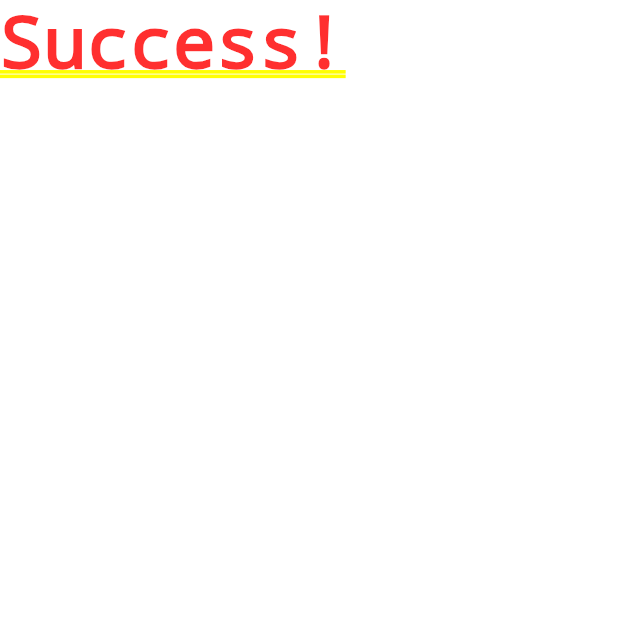
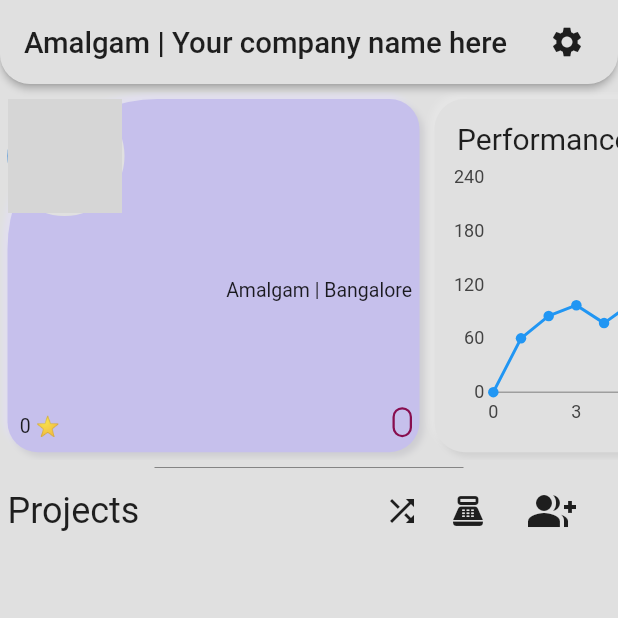
Before and after one commit to nandanhere/Project-Amalgam, a Flutter app: the screen it shows once a user with an empty profile is signed in, on a phone screen of 412 x 824 dp, the top half of it. Run offline on Flutter 3.47's test engine with Material 2 defaults, Android fonts, the phone set to English and light mode, and no system bars; our stand-ins replace charts_flutter, cloud_firestore, firebase_auth, firebase_core, firebase_storage, google_fonts and 1 more; accounts and stored records are empty; network calls fail; Roboto replaces fonts that are missing (Ubuntu); grey boxes are pictures that could not be loaded.

Commit message:
Added the home page UI

```diff
--- /dev/null
+++ b/lib/Common_widgets/CustomDivider.dart
@@ -0,0 +1,18 @@
+import 'package:flutter/material.dart';
+
+class CustomDivider extends StatelessWidget {
+  const CustomDivider({
+    Key key,
+  }) : super(key: key);
+
+  @override
+  Widget build(BuildContext context) {
+    double width = MediaQuery.of(context).size.width;
+    return Container(
+      margin: EdgeInsets.all(5),
+      color: Colors.black54,
+      height: 0.5,
+      width: width / 2,
+    );
+  }
+}
--- /dev/null
+++ b/lib/Common_widgets/EmployeePerformance.dart
@@ -0,0 +1,8 @@
+class EmployeePerformace {
+  int points;
+  int month;
+  EmployeePerformace(int m, int p) {
+    points = p;
+    month = m;
+  }
+}
--- /dev/null
+++ b/lib/Common_widgets/SizeSpecifier.dart
@@ -0,0 +1,19 @@
+DeviceType widthdecider(double w) {
+  if (w < 650) {
+    return DeviceType.Mobile;
+  } else if (w > 650 && w < 900) {
+    return DeviceType.Tablet;
+  }
+  return DeviceType.Web;
+}
+
+enum DeviceType { Mobile, Tablet, Web }
+double returner(DeviceType type, double h1, double h2, double h3) {
+  // print(type.toString());
+  if (DeviceType.Mobile == type) {
+    return h1;
+  } else if (DeviceType.Tablet == type) {
+    return h2;
+  }
+  return h3;
+}
--- /dev/null
+++ b/lib/Common_widgets/chart_funcs.dart
@@ -0,0 +1,78 @@
+import 'dart:math';
+import 'dart:math' show Rectangle;
+import 'package:charts_flutter/flutter.dart' as charts;
+// ignore: implementation_imports
+import 'package:charts_flutter/src/text_element.dart' as chartsTextElement;
+// ignore: implementation_imports
+import 'package:charts_flutter/src/text_style.dart' as chartsTextStyle;
+
+import 'EmployeePerformance.dart';
+
+// A dart file that consists of necessary components used in the making of the performance chart
+List<charts.Series<EmployeePerformace, int>> createSampleData(
+    List<EmployeePerformace> arr) {
+  return [
+    new charts.Series<EmployeePerformace, int>(
+        id: 'Employee Points',
+        colorFn: (_, __) => charts.MaterialPalette.blue.shadeDefault,
+        domainFn: (EmployeePerformace emp, _) => emp.month,
+        measureFn: (EmployeePerformace emp, _) => emp.points,
+        data: arr,
+        labelAccessorFn: (EmployeePerformace emp, _) =>
+            emp.month.toString() + ", " + emp.points.toString())
+  ];
+}
+
+class CustomCircleSymbolRenderer extends charts.CircleSymbolRenderer {
+  static String x;
+  CustomCircleSymbolRenderer();
+  @override
+  void paint(charts.ChartCanvas canvas, Rectangle<num> bounds,
+      {List<int> dashPattern,
+      charts.Color fillColor,
+      charts.FillPatternType fillPattern,
+      charts.Color strokeColor,
+      double strokeWidthPx}) {
+    super.paint(canvas, bounds,
+        dashPattern: dashPattern,
+        fillColor: charts.Color.white,
+        strokeColor: charts.Color.black,
+        strokeWidthPx: 1);
+
+    // Draw a bubble
+
+    final num bubbleHight = 35;
+    final num bubbleWidth = 75;
+    final num bubbleRadius = bubbleHight / 2.0;
+    final num bubbleBoundLeft = bounds.left - 30;
+    final num bubbleBoundTop = bounds.top - bubbleHight - 10;
+
+    canvas.drawRRect(
+      Rectangle(bubbleBoundLeft, bubbleBoundTop, bubbleWidth, bubbleHight),
+      fill: charts.Color(r: 202, g: 206, b: 227),
+      stroke: charts.Color.black,
+      radius: bubbleRadius,
+      roundTopLeft: true,
+      roundBottomLeft: true,
+      roundBottomRight: true,
+      roundTopRight: true,
+    );
+
+    // Add text inside the bubble
+
+    final textStyle = chartsTextStyle.TextStyle();
+    textStyle.color = charts.Color.black;
+    textStyle.fontSize = 16;
+
+    final chartsTextElement.TextElement textElement =
+        chartsTextElement.TextElement(x.toString(), style: textStyle);
+
+    final num textElementBoundsLeft = ((bounds.left -
+            30 +
+            (bubbleWidth - textElement.measurement.horizontalSliceWidth) / 2))
+        .round();
+    final num textElementBoundsTop = (bounds.top - 35).round();
+
+    canvas.drawText(textElement, textElementBoundsLeft, textElementBoundsTop);
+  }
+}
--- a/lib/main.dart
+++ b/lib/main.dart
@@ -1,15 +1,20 @@
 import 'package:firebase_auth/firebase_auth.dart';
+import 'package:firebase_core/firebase_core.dart';
 import 'package:flutter/material.dart';
 import 'package:project_amalgam/screens/Auth_Page/auth_page.dart';
+import 'package:project_amalgam/screens/Home_Page/Home_Page.dart';
+import 'package:project_amalgam/screens/Settings_Page/settings_page.dart';
 
-void main() {
+void main() async {
+  WidgetsFlutterBinding.ensureInitialized();
+  await Firebase.initializeApp();
   runApp(MyApp());
 }
 
 class MyApp extends StatelessWidget {
   @override
   Widget build(BuildContext context) {
-    return MaterialApp(
+    final app = MaterialApp(
       title: 'Amalgam',
       theme: ThemeData(
         primarySwatch: Colors.blue,
@@ -21,11 +26,27 @@ class MyApp extends StatelessWidget {
             return CircularProgressIndicator();
           }
           if (snapshot.hasData) {
-            return Container(child: Text("Success!"));
+            return HomePage();
           }
           return AuthScreen();
         },
       ),
+      routes: {
+        HomePage.routeName: (ctx) => HomePage(),
+        SettingsPage.routeName: (ctx) => SettingsPage(),
+      },
+    );
+    return FutureBuilder(
+      builder: (ctx, snap) {
+        if (snap.connectionState == ConnectionState.done)
+          return app;
+        else {
+          return Center(
+            child: CircularProgressIndicator(),
+          );
+        }
+      },
+      future: Firebase.initializeApp(),
     );
   }
 }
--- a/lib/screens/Auth_Page/Auth_Page_Widgets/auth_form_card.dart
+++ b/lib/screens/Auth_Page/Auth_Page_Widgets/auth_form_card.dart
@@ -181,7 +181,9 @@ class _AuthFormState extends State<AuthForm> {
                     height: 10,
                   ),
                   ElevatedButton(
-                    onPressed: () {},
+                    onPressed: () {
+                      _trySubmit();
+                    },
                     style: ButtonStyle(
                       backgroundColor: MaterialStateProperty.all<Color>(
                           Theme.of(context).primaryColor),
--- a/lib/screens/Auth_Page/auth_page.dart
+++ b/lib/screens/Auth_Page/auth_page.dart
@@ -47,9 +47,8 @@ class _AuthScreenState extends State<AuthScreen> {
               imageFile); // this code had .onComplete before. but in newer version of firebaseStorage it is no longer needed.
         }
         imageUrl = await reference.getDownloadURL();
-
 // when imageUrl is 'none' just use Person_outlined icon
-        FirebaseFirestore.instance
+        await FirebaseFirestore.instance
             .collection('users')
             .doc(authResult.user.uid)
             .set({
--- /dev/null
+++ b/lib/screens/Home_Page/Home_Page.dart
@@ -0,0 +1,127 @@
+import 'package:firebase_auth/firebase_auth.dart';
+import 'package:flutter/material.dart';
+import 'package:project_amalgam/Common_widgets/CustomDivider.dart';
+import 'package:project_amalgam/Common_widgets/EmployeePerformance.dart';
+import 'package:project_amalgam/Common_widgets/SizeSpecifier.dart';
+import 'package:project_amalgam/Common_widgets/chart_funcs.dart';
+import 'package:project_amalgam/screens/Settings_Page/settings_page.dart';
+import 'package:charts_flutter/flutter.dart' as charts;
+import '../../globals.dart';
+import 'Home_Page_Widgets/OpenProject.dart';
+import 'Home_Page_Widgets/PerformanceChart.dart';
+import 'Home_Page_Widgets/ProfileCard.dart';
+
+class HomePage extends StatefulWidget {
+  static const routeName = '/HomePage';
+  @override
+  _HomePageState createState() => _HomePageState();
+}
+
+class _HomePageState extends State<HomePage> {
+  @override
+  Widget build(BuildContext context) {
+    double width = MediaQuery.of(context).size.width;
+    setGlobaluserId(FirebaseAuth.instance.currentUser.uid);
+    print(width);
+    DeviceType type = widthdecider(width);
+    final arr = [
+      new EmployeePerformace(0, 0),
+      new EmployeePerformace(1, 60),
+      new EmployeePerformace(2, 85),
+      new EmployeePerformace(3, 97),
+      new EmployeePerformace(4, 77),
+      new EmployeePerformace(5, 99),
+      new EmployeePerformace(6, 150),
+      new EmployeePerformace(7, 220),
+      new EmployeePerformace(8, 175),
+      new EmployeePerformace(9, 154),
+      new EmployeePerformace(10, 127),
+      new EmployeePerformace(11, 137),
+      new EmployeePerformace(12, 155),
+    ];
+    final List<charts.Series> series = createSampleData(arr);
+    return Scaffold(
+      backgroundColor: Color(0xFFE0E0E0),
+      resizeToAvoidBottomInset: false,
+      appBar: AppBar(
+        title: FittedBox(
+          child: Text(
+            "Amalgam | Your company name here",
+            style: TextStyle(color: Colors.black87),
+          ),
+        ),
+        actions: [
+          IconButton(
+              icon: Icon(Icons.settings, color: Colors.black87),
+              onPressed: () {
+                Navigator.pushNamed(context, SettingsPage.routeName);
+              }),
+          SizedBox(width: 10),
+        ],
+        centerTitle: false,
+        backgroundColor: Color(0xFFE0E0E0),
+        elevation: 2,
+        shape: RoundedRectangleBorder(
+            borderRadius: BorderRadius.only(
+                bottomLeft: Radius.circular(20),
+                bottomRight: Radius.circular(20))),
+      ),
+      body: Padding(
+        padding: const EdgeInsets.only(top: 5.0),
+        child: ListView(
+          // shrinkWrap: true
+          children: [
+            SingleChildScrollView(
+              scrollDirection: Axis.horizontal,
+              child: Row(
+                children: [
+                  FutureProfileCard(
+                    type: type,
+                  ),
+                  PerformanceChart(series: series),
+                  OpenProjects(),
+                ],
+              ),
+            ),
+            Center(child: CustomDivider()),
+            Row(
+              mainAxisAlignment: MainAxisAlignment.spaceBetween,
+              children: [
+                Container(
+                  alignment: Alignment.centerLeft,
+                  margin: const EdgeInsets.only(left: 5.0),
+                  child: Text(
+                    "Projects",
+                    style: TextStyle(fontSize: 24),
+                    textAlign: TextAlign.start,
+                  ),
+                ),
+                Padding(
+                  padding: const EdgeInsets.only(right: 20.0),
+                  child: Row(
+                    children: [
+                      Icon(Icons.shuffle),
+                      SizedBox(
+                        width: 20,
+                      ),
+                      Icon(Icons.point_of_sale),
+                      SizedBox(
+                        width: 20,
+                      ),
+                      IconButton(
+                        iconSize: 32,
+                        splashRadius: 25,
+                        icon: Icon(Icons.group_add, color: Colors.black87),
+                        onPressed: () {},
+                      ),
+                    ],
+                  ),
+                )
+              ],
+            ),
+          ],
+        ),
+      ),
+    );
+  }
+}
--- /dev/null
+++ b/lib/screens/Home_Page/Home_Page_Widgets/OpenProject.dart
@@ -0,0 +1,49 @@
+import 'package:flutter/material.dart';
+import 'package:google_fonts/google_fonts.dart';
+import 'package:project_amalgam/Common_widgets/SizeSpecifier.dart';
+
+class OpenProjects extends StatelessWidget {
+  const OpenProjects({
+    Key key,
+  }) : super(key: key);
+
+  @override
+  Widget build(BuildContext context) {
+    double width = MediaQuery.of(context).size.width;
+    double height = MediaQuery.of(context).size.height;
+    print(height / 3.5);
+    DeviceType type = widthdecider(width);
+    return Container(
+      margin: EdgeInsets.all(5),
+      height: height / 3.5 < 250 ? height / 3.5 : 250,
+      width: width / 3.5 < 200 ? width / 3.5 + 20 : 200,
+      decoration: BoxDecoration(
+          color: Color(0xFFCBDCF2),
+          boxShadow: [
+            BoxShadow(
+              color: Color(0xFFDCE8F7).withOpacity(0.5),
+              offset: Offset(-3.0, -3.0),
+              blurRadius: 3.0,
+            ),
+            BoxShadow(
+              color: Color(0xFF7B818A).withOpacity(0.2),
+              offset: Offset(3.0, 3.0),
+              blurRadius: 3.0,
+            ),
+          ],
+          borderRadius: BorderRadius.all(Radius.circular(20))),
+      child: Material(
+        color: Colors.transparent,
+        child: InkWell(
+          borderRadius: BorderRadius.all(Radius.circular(20)),
+          onTap: () {},
+          child: Text(
+            "Join Any Open Project For Free  ",
+            style: GoogleFonts.bangers(fontSize: 20),
+            textAlign: TextAlign.right,
+          ),
+        ),
+      ),
+    );
+  }
+}
--- /dev/null
+++ b/lib/screens/Home_Page/Home_Page_Widgets/PerformanceChart.dart
@@ -0,0 +1,88 @@
+import 'package:flutter/material.dart';
+import 'package:charts_flutter/flutter.dart' as charts;
+import 'package:project_amalgam/Common_widgets/chart_funcs.dart';
+
+class PerformanceChart extends StatelessWidget {
+  const PerformanceChart({
+    Key key,
+    @required this.series,
+  }) : super(key: key);
+
+  final List<charts.Series> series;
+
+  @override
+  Widget build(BuildContext context) {
+    double width = MediaQuery.of(context).size.width;
+    double height = MediaQuery.of(context).size.height;
+    return Container(
+      margin: EdgeInsets.all(5),
+      height: height / 3.5 < 250 ? height / 3.5 : 250,
+      width: width / 1.5,
+      decoration: BoxDecoration(
+          color: Color(0xFFE0E0E0),
+          // border: Border(),
+          boxShadow: [
+            BoxShadow(
+              color: Color(0xFFebebeb).withOpacity(0.5),
+              offset: Offset(-3.0, -3.0),
+              blurRadius: 3.0,
+            ),
+            BoxShadow(
+              color: Color(0xFF4A4A4A).withOpacity(0.1),
+              offset: Offset(3.0, 3.0),
+              blurRadius: 3.0,
+            ),
+          ],
+          borderRadius: BorderRadius.only(
+              topRight: Radius.circular(20),
+              topLeft: Radius.circular(20),
+              bottomLeft: Radius.circular(20),
+              bottomRight: Radius.circular(20))),
+      child: Column(
+        children: [
+          Container(
+            margin: EdgeInsets.only(left: 15, top: 15),
+            child: Text(
+              "Performance",
+              style: TextStyle(fontSize: 20),
+            ),
+            alignment: Alignment.centerLeft,
+          ),
+          Flexible(
+            child: Container(
+                margin: EdgeInsets.only(left: 5),
+                alignment: Alignment.bottomCenter,
+                height: height / 3.5 < 250 ? (height / 3.5) - 50 : 200,
+                width: width / 1.52,
+                child: new charts.LineChart(
+                  series,
+                  animate: true,
+                  selectionModels: [
+                    charts.SelectionModelConfig(
+                        changedListener: (charts.SelectionModel model) {
+                      String str1, str2;
+                      if (model.hasDatumSelection)
+                        str1 = model.selectedSeries[0]
+                            .domainFn(model.selectedDatum[0].index)
+                            .toString();
+                      str2 = model.selectedSeries[0]
+                          .measureFn(model.selectedDatum[0].index)
+                          .toString();
+                      CustomCircleSymbolRenderer.x = str1 + " , " + str2;
+                    })
+                  ],
+                  behaviors: [
+                    charts.LinePointHighlighter(
+                        symbolRenderer: CustomCircleSymbolRenderer()),
+                  ],
+                  animationDuration: Duration(seconds: 1),
+                  defaultRenderer: new charts.LineRendererConfig(
+                    includePoints: true,
+                  ),
+                )),
+          ),
+        ],
+      ),
+    );
+  }
+}
--- /dev/null
+++ b/lib/screens/Home_Page/Home_Page_Widgets/ProfileCard.dart
@@ -0,0 +1,231 @@
+import 'package:cloud_firestore/cloud_firestore.dart';
+import 'package:firebase_storage/firebase_storage.dart';
+import 'package:flutter/material.dart';
+import 'package:google_fonts/google_fonts.dart';
+import 'package:project_amalgam/Common_widgets/SizeSpecifier.dart';
+
+import '../../../globals.dart';
+
+class FutureProfileCard extends StatelessWidget {
+  const FutureProfileCard({Key key, @required this.type}) : super(key: key);
+  final DeviceType type;
+
+  @override
+  Widget build(BuildContext context) {
+    return FutureBuilder(
+      future: FirebaseFirestore.instance
+          .collection('users')
+          .doc(userIdGlobal)
+          .get(),
+      initialData: {
+        'userName': 'Loading',
+        'email': 'Loading',
+        'role': 'Loading',
+        'pointsEarnedInTotal': 0,
+        'imageUrl': null
+      },
+      builder: (BuildContext context, AsyncSnapshot snapshot) {
+        final data = snapshot.data;
+        return ProfileCard(
+          dataMap: data,
+          type: type,
+        );
+      },
+    );
+  }
+}
+
+class ProfileCard extends StatelessWidget {
+  const ProfileCard({Key key, @required this.type, this.dataMap})
+      : super(key: key);
+  final DeviceType type;
+  final dynamic
+      dataMap; // it is supposed to be DocumentSnapshot but it keeps giving error at that so i did this.
+
+  @override
+  Widget build(BuildContext context) {
+    final splitName =
+        (dataMap['userName'] as String).split(" ").map((e) => e.trim());
+    final email = (dataMap['email'] as String);
+    double width = MediaQuery.of(context).size.width;
+    double height = MediaQuery.of(context).size.height;
+    return Container(
+      margin: EdgeInsets.all(5),
+      height: height / 3.5 < 250 ? height / 3.5 : 250,
+      width: width / 1.5,
+      decoration: BoxDecoration(
+          color: Color(0xFFC6C0EC),
+          boxShadow: [
+            BoxShadow(
+              color: Color(0xFFE2DEFF).withOpacity(0.5),
+              offset: Offset(-3.0, -3.0),
+              blurRadius: 3.0,
+            ),
+            BoxShadow(
+              color: Color(0xFF858396).withOpacity(0.2),
+              offset: Offset(3.0, 3.0),
+              blurRadius: 3.0,
+            ),
+          ],
+          borderRadius: BorderRadius.only(
+              topRight: Radius.circular(20),
+              topLeft: Radius.circular(100),
+              bottomLeft: Radius.circular(20),
+              bottomRight: Radius.circular(20))),
+      child: Material(
+        color: Colors.transparent,
+        child: InkWell(
+          borderRadius: BorderRadius.only(
+              topRight: Radius.circular(20),
+              topLeft: Radius.circular(100),
+              bottomLeft: Radius.circular(20),
+              bottomRight: Radius.circular(20)),
+          onTap: () {},
+          child: Stack(
+            children: [
+              Align(
+                alignment: Alignment.topLeft,
+                child: Container(
+                  decoration: BoxDecoration(
+                    shape: BoxShape.circle,
+                    boxShadow: [
+                      BoxShadow(
+                          blurRadius: 0,
+                          spreadRadius: 2,
+                          color: Color(0xFFE0E0E0),
+                          offset: Offset(0, 0))
+                    ],
+                  ),
+                  child: CircleAvatar(
+                    backgroundImage: dataMap['imageUrl'] == null
+                        ? null
+                        : NetworkImage(dataMap['imageUrl']),
+                    radius: returner(type, 38, 43, 43),
+                    child: dataMap['imageUrl'] == null
+                        ? Text(splitName.first.toUpperCase(),
+                            style: GoogleFonts.ubuntu(fontSize: 25))
+                        : null,
+                  ),
+                ),
+              ),
+              if (dataMap['pointsEarnedInTotal'] != 0)
+                Align(
+                  alignment: Alignment.topRight,
+                  child: Padding(
+                    padding: const EdgeInsets.only(top: 10, right: 5),
+                    child: Text(" ${dataMap['pointsEarnedInTotal']} ⭐️ ",
+                        style: GoogleFonts.ubuntu(
+                            fontWeight: FontWeight.w400,
+                            fontSize: returner(type, 13, 18, 20))),
+                  ),
+                ),
+              Align(
+                alignment: Alignment.topRight,
+                child: Column(
+                  children: [
+                    Container(
+                      margin: EdgeInsets.only(top: 10, right: 5),
+                      padding: EdgeInsets.only(left: 5),
+                      child: Row(
+                        mainAxisAlignment: MainAxisAlignment.end,
+                        children: [
+                          Flexible(
+                            child: Text(
+                                (splitName.length > 1)
+                                    ? splitName.first + " " + splitName.last
+                                    : splitName.first,
+                                style: GoogleFonts.ubuntu(
+                                    fontWeight: FontWeight.w400,
+                                    fontSize: returner(type, 13, 17, 19))),
+                          ),
+                        ],
+                      ),
+                    ),
+                    Container(
+                      margin: EdgeInsets.only(top: 3, right: 5),
+                      padding: EdgeInsets.only(left: 5),
+                      child: Row(
+                        mainAxisAlignment: MainAxisAlignment.end,
+                        children: [
+                          Flexible(
+                            child: Text(email,
+                                style: GoogleFonts.ubuntu(
+                                    fontWeight: FontWeight.w400,
+                                    fontSize: returner(type, 11, 14, 16))),
+                          ),
+                        ],
+                      ),
+                    ),
+                  ],
+                ),
+              ),
+              Align(
+                alignment: Alignment.centerRight,
+                child: Container(
+                  margin: EdgeInsets.only(top: 20, right: 5),
+                  padding: EdgeInsets.only(left: 5),
+                  child: Row(
+                    mainAxisAlignment: MainAxisAlignment.end,
+                    children: [
+                      Flexible(
+                        child: Text("Amalgam | Bangalore",
+                            style: GoogleFonts.ubuntu(
+                                fontWeight: FontWeight.w400,
+                                fontSize: returner(type, 13, 17, 19))),
+                      ),
+                    ],
+                  ),
+                ),
+              ),
+              Align(
+                alignment: Alignment.bottomRight,
+                child: Padding(
+                  padding: const EdgeInsets.only(left: 5.0),
+                  child: Container(
+                    margin: EdgeInsets.only(right: 5, bottom: 10),
+                    child: Wrap(spacing: 2, runSpacing: 2, children: [
+                      UserRole(type: type, text: dataMap['role']),
+                    ]),
+                  ),
+                ),
+              ),
+              Align(
+                child: Padding(
+                  padding: const EdgeInsets.only(left: 5.0, bottom: 10),
+                  child: Text(" ${dataMap['pointsEarnedInTotal']} ⭐️ ",
+                      style: GoogleFonts.ubuntu(
+                          fontWeight: FontWeight.w400,
+                          fontSize: returner(type, 13, 18, 20))),
+                ),
+                alignment: Alignment.bottomLeft,
+              )
+            ],
+          ),
+        ),
+      ),
+    );
+  }
+}
+
+class UserRole extends StatelessWidget {
+  const UserRole({Key key, @required this.type, @required this.text})
+      : super(key: key);
+
+  final DeviceType type;
+  final String text;
+  @override
+  Widget build(BuildContext context) {
+    return Container(
+      padding: const EdgeInsets.only(right: 5, left: 5, top: 1, bottom: 1),
+      decoration: BoxDecoration(
+        borderRadius: BorderRadius.all(Radius.circular(20)),
+        border: Border.all(color: Colors.pink[900], width: 1.5),
+      ),
+      child: Text(text,
+          style: GoogleFonts.ubuntu(
+              color: Colors.black,
+              fontWeight: FontWeight.w400,
+              fontSize: returner(type, 13, 16, 18))),
+    );
+  }
+}
--- a/lib/screens/Settings_Page/settings_page.dart
+++ b/lib/screens/Settings_Page/settings_page.dart
@@ -1,3 +1,4 @@
+import 'package:firebase_auth/firebase_auth.dart';
 import 'package:flutter/material.dart';
 
 import 'Settings_Page_widgets/settings_button.dart';
@@ -40,7 +41,9 @@ class SettingsPage extends StatelessWidget {
             ),
             SettingsButton(
               title: "Log Out",
-              onTap: () {},
+              onTap: () {
+                FirebaseAuth.instance.signOut();
+              },
               leading: Icon(Icons.logout, color: Colors.red),
             ),
             SettingsTitle(title: "Preferences"),
--- a/pubspec.yaml
+++ b/pubspec.yaml
@@ -23,8 +23,6 @@ environment:
 dependencies:
   flutter:
     sdk: flutter
-  google_fonts: ^1.1.1
-
 
   # The following adds the Cupertino Icons font to your application.
   # Use with the CupertinoIcons class for iOS style icons.
@@ -40,6 +38,7 @@ dependencies:
   firebase_core_web: ^0.2.1+1
   cloud_firestore_web: ^0.2.1+2
   firebase: ^7.3.3
+  charts_flutter: ^0.9.0
 
 dev_dependencies:
   flutter_test:
```
Also changed, not shown: pubspec.lock, 2 other files.
